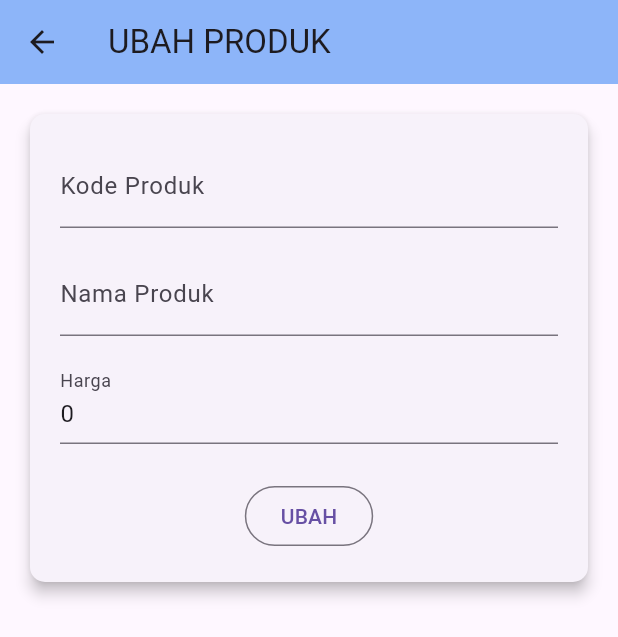
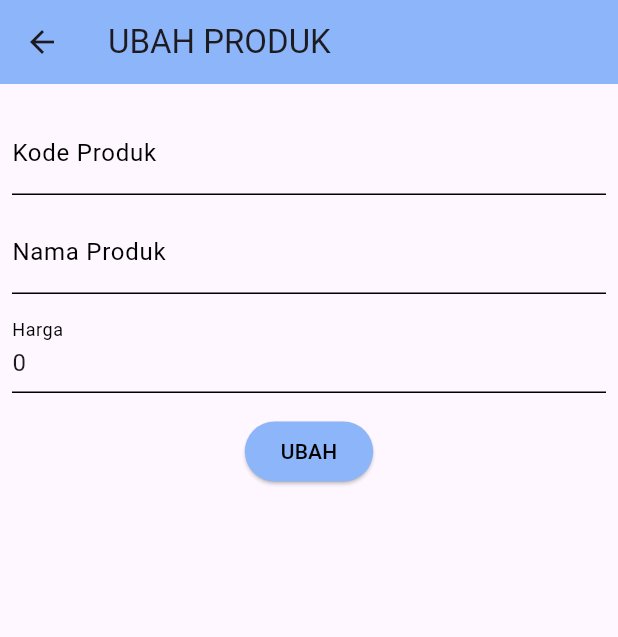
Before and after one commit to regtat/LabMobile4_RegitaMaulia_C, a Flutter app: the ProdukDetail screen opened directly with empty values, after a tap on "EDIT", on a phone screen of 412 x 824 dp. Shown: the top 637 px of the screen. Run offline on Flutter 3.47's test engine with Material 3 defaults, Android fonts, the phone set to English and light mode, and no system bars; our stand-ins replace shared_preferences; accounts and stored records are empty.

Commit message:
Tugas Pertemuan 5

```diff
--- a/tokokita/lib/ui/login_page.dart
+++ b/tokokita/lib/ui/login_page.dart
@@ -25,16 +25,22 @@ class _LoginPageState extends State<LoginPage> {
       ),
       body: SingleChildScrollView(
         child: Padding(
-          padding: const EdgeInsets.all(8.0),
+          padding: const EdgeInsets.all(8),
           child: Form(
             key: _formKey,
             child: Column(
               children: [
                 _emailTextField(),
+                const SizedBox(
+                  height: 7,
+                ),
                 _passwordTextField(),
+                const SizedBox(
+                  height: 15,
+                ),
                 _buttonLogin(),
                 const SizedBox(
-                  height: 30,
+                  height: 17,
                 ),
                 _menuRegistrasi()
               ],
@@ -82,6 +88,10 @@ class _LoginPageState extends State<LoginPage> {
   //Membuat Tombol Login
   Widget _buttonLogin() {
     return ElevatedButton(
+      style: ElevatedButton.styleFrom(
+      backgroundColor:const Color.fromARGB(255, 199, 220, 255),
+      foregroundColor: Colors.black,
+    ),
         child: const Text("Login"),
         onPressed: () {
           var validate = _formKey.currentState!.validate();
@@ -89,9 +99,7 @@ class _LoginPageState extends State<LoginPage> {
             if (!_isLoading) _submit();
           }
         },
-        style: ElevatedButton.styleFrom(
-          foregroundColor: Colors.blueAccent,
-        ),);
+        );
   }
 
   void _submit() {
--- a/tokokita/lib/ui/produk_detail.dart
+++ b/tokokita/lib/ui/produk_detail.dart
@@ -7,9 +7,7 @@ import 'package:tokokita/widget/warning_dialog.dart';
 
 class ProdukDetail extends StatefulWidget {
   Produk? produk;
-
   ProdukDetail({Key? key, this.produk}) : super(key: key);
-
   @override
   _ProdukDetailState createState() => _ProdukDetailState();
 }
@@ -19,46 +17,37 @@ class _ProdukDetailState extends State<ProdukDetail> {
   Widget build(BuildContext context) {
     return Scaffold(
       appBar: AppBar(
-        title: const Text('Detail Produk Regita'),
+        title: const Text('Detail Produk'),
         backgroundColor: const Color.fromARGB(255, 141, 181, 249),
       ),
       body: Center(
-        child: Card(
-          elevation: 8, // Menambahkan bayangan
-          shape: RoundedRectangleBorder(
-            borderRadius: BorderRadius.circular(12), // Sudut melengkung
-          ),
-          margin: const EdgeInsets.symmetric(
-              horizontal: 16, vertical: 24), // Margin card
         child: Padding(
-            padding: const EdgeInsets.all(20.0),
+          padding: const EdgeInsets.all(15),
         child: Column(
-              mainAxisSize:
-                  MainAxisSize.min, // Ukuran kolom sesuai dengan konten
-              crossAxisAlignment: CrossAxisAlignment.center, // Pusatkan konten
           children: [
             Text(
               "Kode : ${widget.produk!.kodeProduk}",
-                  style: const TextStyle(
-                      fontSize: 20.0, fontWeight: FontWeight.bold),
-                  textAlign: TextAlign.center, // Pusatkan teks
+              style: const TextStyle(fontSize: 20.0, color: Colors.black),
             ),
-                const SizedBox(height: 8), // Jarak antar elemen
+            const SizedBox(
+                  height: 10,
+                ),
             Text(
               "Nama : ${widget.produk!.namaProduk}",
-                  style: const TextStyle(fontSize: 18.0),
-                  textAlign: TextAlign.center, // Pusatkan teks
+              style: const TextStyle(fontSize: 18.0, color: Colors.black),
             ),
-                const SizedBox(height: 8), // Jarak antar elemen
+            const SizedBox(
+                  height: 7,
+                ),
             Text(
               "Harga : Rp. ${widget.produk!.hargaProduk.toString()}",
-                  style: const TextStyle(fontSize: 18.0),
-                  textAlign: TextAlign.center, // Pusatkan teks
+              style: const TextStyle(fontSize: 18.0, color: Colors.black),
             ),
-                const SizedBox(height: 20), // Jarak atas tombol
-                _tombolHapusEdit(),
+            const SizedBox(
+                  height: 10,
+                ),
+            _tombolHapusEdit()
           ],
-            ),
         ),
       ),
       ),
@@ -67,15 +56,13 @@ class _ProdukDetailState extends State<ProdukDetail> {
 
   Widget _tombolHapusEdit() {
     return Row(
-      mainAxisAlignment: MainAxisAlignment.spaceEvenly,
+      mainAxisSize: MainAxisSize.min,
       children: [
         // Tombol Edit
-        OutlinedButton(
-          style: OutlinedButton.styleFrom(
-            padding: const EdgeInsets.symmetric(horizontal: 20, vertical: 12),
-            shape: RoundedRectangleBorder(
-              borderRadius: BorderRadius.circular(10),
-            ),
+        ElevatedButton(
+          style: ElevatedButton.styleFrom(
+            backgroundColor: const Color.fromARGB(255, 141, 181, 249),
+            foregroundColor: Colors.black,
           ),
           child: const Text("EDIT"),
           onPressed: () {
@@ -89,13 +76,14 @@ class _ProdukDetailState extends State<ProdukDetail> {
             );
           },
         ),
+
+        const SizedBox(width: 20),  //jarak edit hapus
+
         // Tombol Hapus
-        OutlinedButton(
-          style: OutlinedButton.styleFrom(
-            padding: const EdgeInsets.symmetric(horizontal: 20, vertical: 12),
-            shape: RoundedRectangleBorder(
-              borderRadius: BorderRadius.circular(10),
-            ),
+        ElevatedButton(
+          style: ElevatedButton.styleFrom(
+            backgroundColor: const Color.fromARGB(255, 255, 55, 55),
+            foregroundColor: Colors.black,
           ),
           child: const Text("DELETE"),
           onPressed: () => confirmHapus(),
@@ -108,11 +96,15 @@ class _ProdukDetailState extends State<ProdukDetail> {
     AlertDialog alertDialog = AlertDialog(
       content: const Text("Yakin ingin menghapus data ini?"),
       actions: [
-        // Tombol hapus
-        OutlinedButton(
+//tombol hapus
+        ElevatedButton(
+          style: ElevatedButton.styleFrom(
+          backgroundColor: const Color.fromARGB(255, 255, 47, 47),
+            foregroundColor: Colors.black,
+          ),
           child: const Text("Ya"),
           onPressed: () {
-            ProdukBloc.deleteProduk(id: widget.produk!.id!).then(
+            ProdukBloc.deleteProduk(id: (widget.produk!.id!)).then(
                 (value) => {
                       Navigator.of(context).push(MaterialPageRoute(
                           builder: (context) => const ProdukPage()))
@@ -125,11 +117,16 @@ class _ProdukDetailState extends State<ProdukDetail> {
             });
           },
         ),
-        // Tombol batal
-        OutlinedButton(
+
+//tombol batal
+      ElevatedButton(
+          style: ElevatedButton.styleFrom(  //opsi lain: OutlinedButton
+          backgroundColor:const Color.fromARGB(255, 141, 181, 249),
+            foregroundColor: Colors.black,
+          ),
           child: const Text("Batal"),
           onPressed: () => Navigator.pop(context),
-        ),
+        )
       ],
     );
     showDialog(builder: (context) => alertDialog, context: context);
--- a/tokokita/lib/ui/produk_form.dart
+++ b/tokokita/lib/ui/produk_form.dart
@@ -4,11 +4,10 @@ import 'package:tokokita/model/produk.dart';
 import 'package:tokokita/ui/produk_page.dart';
 import 'package:tokokita/widget/warning_dialog.dart';
 
+// ignore: must_be_immutable
 class ProdukForm extends StatefulWidget {
   Produk? produk;
-
   ProdukForm({Key? key, this.produk}) : super(key: key);
-
   @override
   _ProdukFormState createState() => _ProdukFormState();
 }
@@ -18,11 +17,9 @@ class _ProdukFormState extends State<ProdukForm> {
   bool _isLoading = false;
   String judul = "TAMBAH PRODUK";
   String tombolSubmit = "SIMPAN";
-
   final _kodeProdukTextboxController = TextEditingController();
   final _namaProdukTextboxController = TextEditingController();
   final _hargaProdukTextboxController = TextEditingController();
-
   @override
   void initState() {
     super.initState();
@@ -40,7 +37,7 @@ class _ProdukFormState extends State<ProdukForm> {
             widget.produk!.hargaProduk.toString();
       });
     } else {
-      judul = "TAMBAH PRODUK EMMA";
+      judul = "TAMBAH PRODUK";
       tombolSubmit = "SIMPAN";
     }
   }
@@ -54,29 +51,28 @@ class _ProdukFormState extends State<ProdukForm> {
       ),
       body: SingleChildScrollView(
         child: Padding(
-          padding: const EdgeInsets.all(16.0), // Padding yang lebih besar
-          child: Card(
-            // Menambahkan Card untuk membungkus form
-            elevation: 4, // Menambahkan bayangan pada Card
-            shape: RoundedRectangleBorder(
-              borderRadius: BorderRadius.circular(10), // Sudut melengkung
-            ),
-            child: Padding(
-              padding: const EdgeInsets.all(20.0), // Padding di dalam Card
+          padding: const EdgeInsets.all(8.0),
           child: Form(
             key: _formKey,
             child: Column(
               children: [
+                const SizedBox(
+                  height: 10,
+                ),
                 _kodeProdukTextField(),
-                    const SizedBox(height: 16), // Jarak antar elemen
+                const SizedBox(
+                  height: 10,
+                ),
                 _namaProdukTextField(),
-                    const SizedBox(height: 16), // Jarak antar elemen
+                const SizedBox(
+                  height: 10,
+                ),
                 _hargaProdukTextField(),
-                    const SizedBox(height: 24), // Jarak atas tombol
-                    _buttonSubmit(),
+                const SizedBox(
+                  height: 15,
+                ),
+                _buttonSubmit()
               ],
-                ),
-              ),
             ),
           ),
         ),
@@ -84,10 +80,19 @@ class _ProdukFormState extends State<ProdukForm> {
     );
   }
 
-  // Membuat Textbox Kode Produk
+//Membuat Textbox Kode Produk
   Widget _kodeProdukTextField() {
     return TextFormField(
-      decoration: const InputDecoration(labelText: "Kode Produk"),
+      decoration: const InputDecoration(
+        labelText: "Kode Produk",
+        labelStyle: TextStyle(color: Colors.black), // Warna label hitam
+        enabledBorder: UnderlineInputBorder(
+          borderSide: BorderSide(color: Colors.black), // Warna border hitam
+        ),
+        focusedBorder: UnderlineInputBorder(
+          borderSide: BorderSide(color: Colors.black), // Warna saat fokus
+        ),
+      ),
       keyboardType: TextInputType.text,
       controller: _kodeProdukTextboxController,
       validator: (value) {
@@ -99,10 +104,19 @@ class _ProdukFormState extends State<ProdukForm> {
     );
   }
 
-  // Membuat Textbox Nama Produk
+//Membuat Textbox Nama Produk
   Widget _namaProdukTextField() {
     return TextFormField(
-      decoration: const InputDecoration(labelText: "Nama Produk"),
+      decoration: const InputDecoration(
+        labelText: "Nama Produk",
+        labelStyle: TextStyle(color: Colors.black), // Warna label hitam
+        enabledBorder: UnderlineInputBorder(
+          borderSide: BorderSide(color: Colors.black), // Warna border hitam
+        ),
+        focusedBorder: UnderlineInputBorder(
+          borderSide: BorderSide(color: Colors.black), // Warna saat fokus
+        ),
+      ),
       keyboardType: TextInputType.text,
       controller: _namaProdukTextboxController,
       validator: (value) {
@@ -114,10 +128,19 @@ class _ProdukFormState extends State<ProdukForm> {
     );
   }
 
-  // Membuat Textbox Harga Produk
+//Membuat Textbox Harga Produk
   Widget _hargaProdukTextField() {
     return TextFormField(
-      decoration: const InputDecoration(labelText: "Harga"),
+      decoration: const InputDecoration(
+        labelText: "Harga",
+        labelStyle: TextStyle(color: Colors.black),
+        enabledBorder: UnderlineInputBorder(
+          borderSide: BorderSide(color: Colors.black),
+        ),
+        focusedBorder: UnderlineInputBorder(
+          borderSide: BorderSide(color: Colors.black),
+        ),
+      ),
       keyboardType: TextInputType.number,
       controller: _hargaProdukTextboxController,
       validator: (value) {
@@ -129,27 +152,28 @@ class _ProdukFormState extends State<ProdukForm> {
     );
   }
 
-  // Membuat Tombol Simpan/Ubah
   Widget _buttonSubmit() {
-    return OutlinedButton(
+    return ElevatedButton(
+      style: ElevatedButton.styleFrom(
+        backgroundColor: const Color.fromARGB(255, 141, 181, 249),
+        foregroundColor: Colors.black,
+      ),
       child: Text(tombolSubmit),
       onPressed: () {
         var validate = _formKey.currentState!.validate();
         if (validate) {
           if (!_isLoading) {
             if (widget.produk != null) {
-                //kondisi update produk
-                ubah();
+              ubah(); // kondisi update produk
             } else {
-//kondisi tambah produk
-                simpan();
+              simpan(); // kondisi tambah produk
             }
           }
         }
-        });
+      },
+    );
   }
 
-  // Fungsi untuk menyimpan produk baru
   simpan() {
     setState(() {
       _isLoading = true;
@@ -173,7 +197,6 @@ class _ProdukFormState extends State<ProdukForm> {
     });
   }
 
-  // Fungsi untuk mengubah produk
   ubah() {
     setState(() {
       _isLoading = true;
--- a/tokokita/lib/ui/produk_page.dart
+++ b/tokokita/lib/ui/produk_page.dart
@@ -21,7 +21,7 @@ class _ProdukPageState extends State<ProdukPage> {
         backgroundColor: const Color.fromARGB(255, 141, 181, 249),
         actions: [
           Padding(
-              padding: const EdgeInsets.only(right: 20.0),
+              padding: const EdgeInsets.only(right: 20),
               child: GestureDetector(
                 child: const Icon(Icons.add, size: 26.0),
                 onTap: () async{
@@ -94,12 +94,16 @@ class ItemProduk extends StatelessWidget {
                       produk: produk,
                     )));
       },
+      child: Padding(
+        padding: const EdgeInsets.all(5), //padding antar card
       child: Card(
+        color: const Color.fromARGB(255, 199, 220, 255),
         child: ListTile(
           title: Text(produk.namaProduk!),
           subtitle: Text(produk.hargaProduk.toString()),
         ),
       ),
+      ),
     );
   }
 }
--- a/tokokita/lib/ui/registrasi_page.dart
+++ b/tokokita/lib/ui/registrasi_page.dart
@@ -32,9 +32,21 @@ class _RegistrasiPageState extends State<RegistrasiPage> {
               mainAxisAlignment: MainAxisAlignment.center,
               children: [
                 _namaTextField(),
+                const SizedBox(
+                  height: 7,
+                ),
                 _emailTextField(),
+                const SizedBox(
+                  height: 7,
+                ),
                 _passwordTextField(),
+                const SizedBox(
+                  height: 7,
+                ),
                 _passwordKonfirmasiTextField(),
+                const SizedBox(
+                  height: 20,
+                ),
                 _buttonRegistrasi()
               ],
             ),
@@ -119,6 +131,10 @@ class _RegistrasiPageState extends State<RegistrasiPage> {
   //Membuat Tombol Registrasi
   Widget _buttonRegistrasi() {
     return ElevatedButton(
+      style: ElevatedButton.styleFrom(
+      backgroundColor:const Color.fromARGB(255, 199, 220, 255),
+      foregroundColor: Colors.black,
+    ),
         child: const Text("Registrasi"),
         onPressed: () {
           var validate = _formKey.currentState!.validate();
```
Lines whose indentation alone changed are shown as unchanged.
